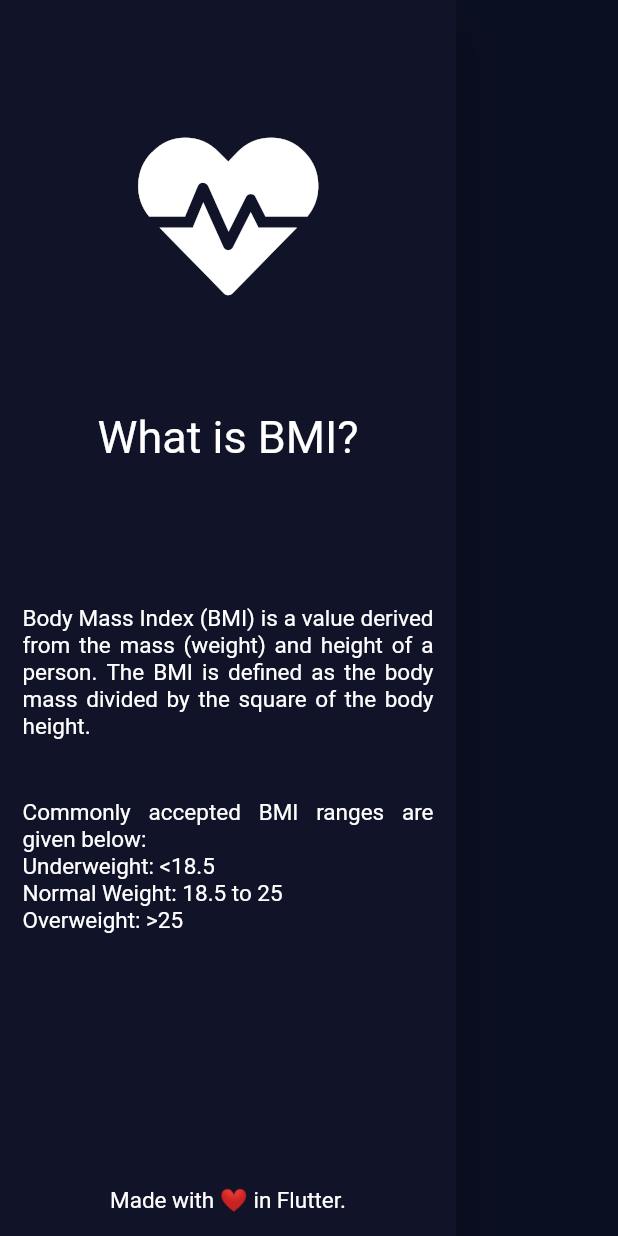
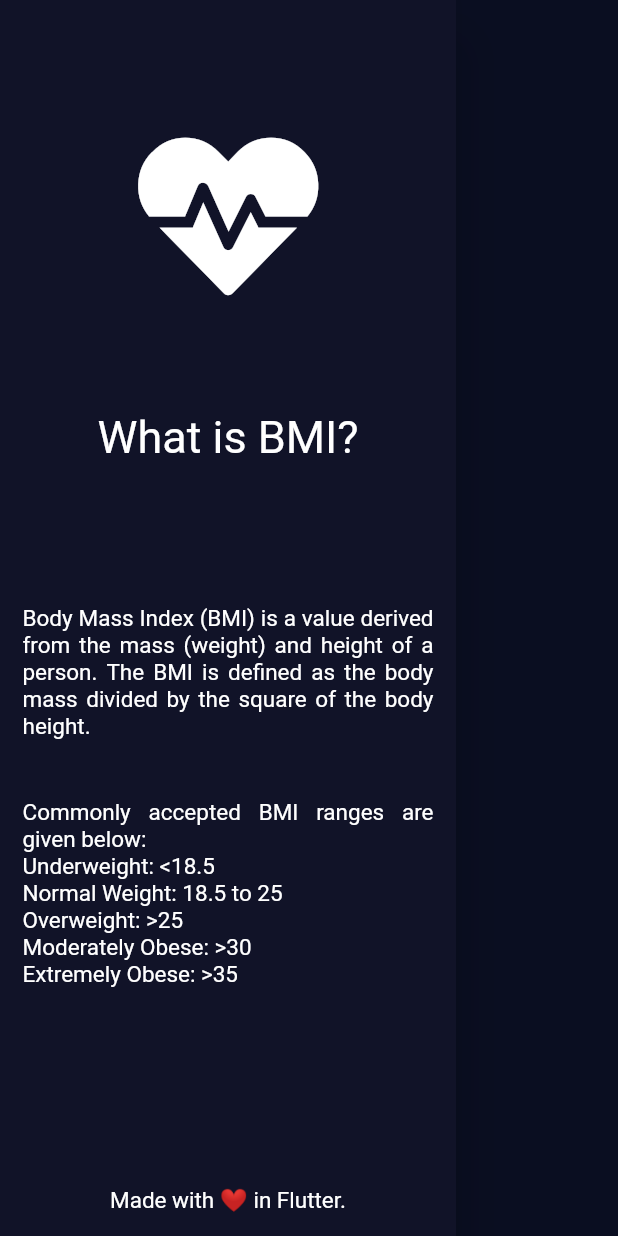
Before and after one commit to chauhan2b/bmi_calculator, a Flutter app: the LeftDrawer widget shown alone on an empty page, opened directly, on a phone screen of 412 x 824 dp. Run offline on Flutter 3.47's test engine with Material 2 defaults, Android fonts, the phone set to English and light mode, and no system bars; our stand-ins replace font_awesome_flutter.

Commit message:
minor changes

```diff
--- a/lib/components/left_drawer.dart
+++ b/lib/components/left_drawer.dart
@@ -37,7 +37,7 @@ class LeftDrawer extends StatelessWidget {
               Expanded(
                 flex: 2,
                 child: Text(
-                  'Commonly accepted BMI ranges are given below:\nUnderweight: <18.5\nNormal Weight: 18.5 to 25\nOverweight: >25',
+                  'Commonly accepted BMI ranges are given below:\nUnderweight: <18.5\nNormal Weight: 18.5 to 25\nOverweight: >25\nModerately Obese: >30\nExtremely Obese: >35',
                   style: TextStyle(fontSize: 15.0),
                   textAlign: TextAlign.justify,
                 ),
--- a/lib/constants.dart
+++ b/lib/constants.dart
@@ -1,6 +1,4 @@
 import 'package:flutter/material.dart';
-
-import './screens/results_page.dart';
 
 const kActiveCardColor = Color(0xFF1D1F33);
 const kInactiveCardColor = Color(0xFF111328);
```
